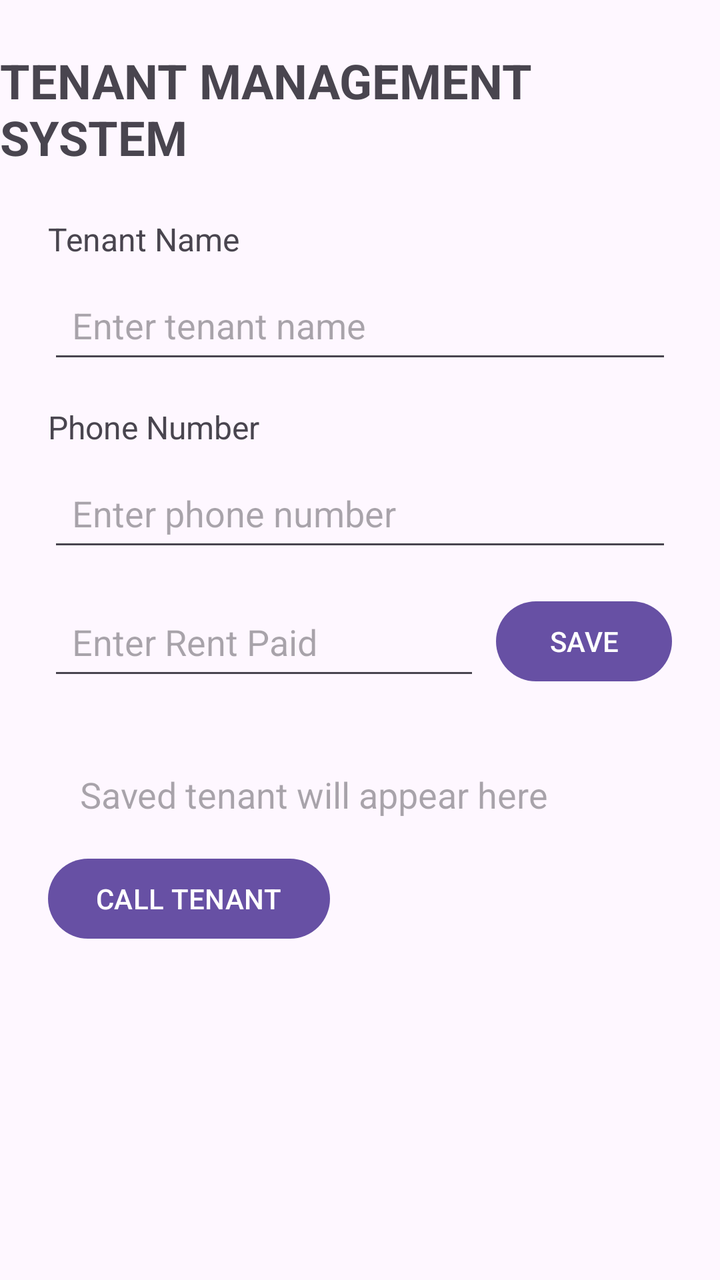
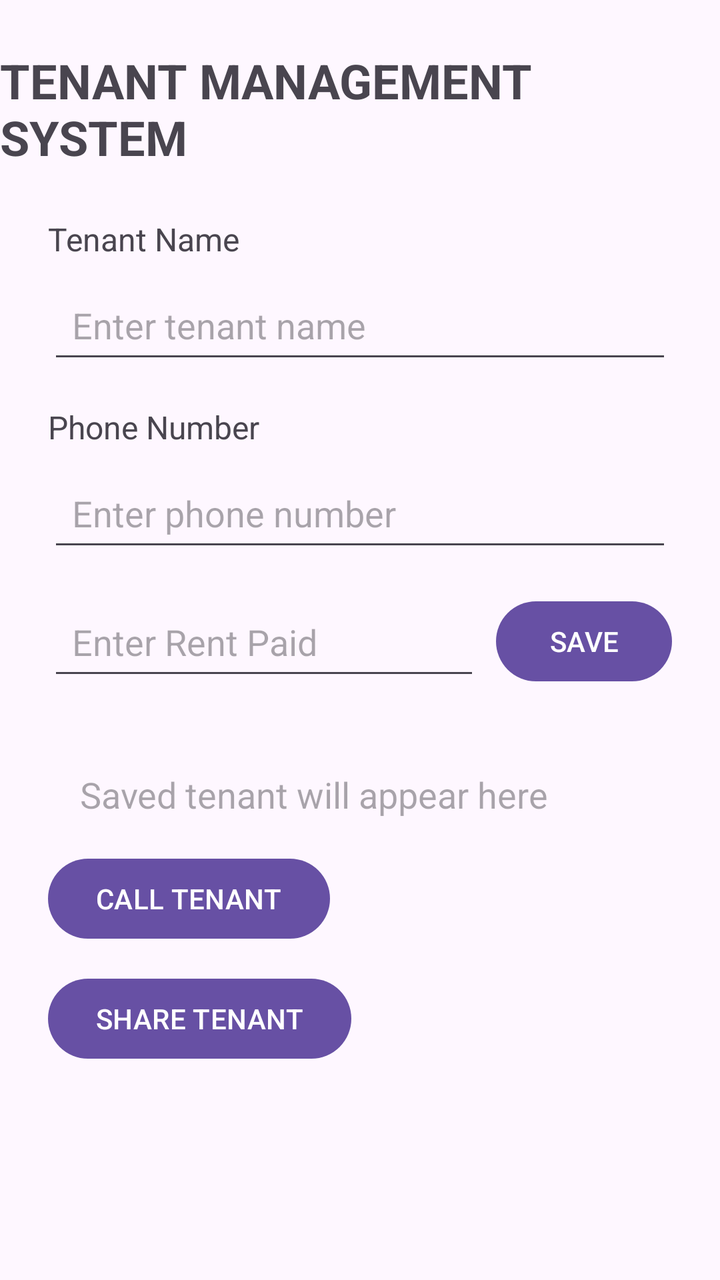

Before-and-after screenshots of an Android layout around one commit, followed by the original layout XML and the change that was made.
<!-- AndroidManifest.xml: application theme Theme.TenantManagementSystem -->
<!-- res/layout/activity_main.xml -->
<?xml version="1.0" encoding="utf-8"?>
<layout xmlns:android="http://schemas.android.com/apk/res/android"
    xmlns:app="http://schemas.android.com/apk/res-auto">

    <data>
        <variable
            name="tenant"
            type="com.example.tenantmanagementsystem.Tenant" />
    </data>

    <androidx.constraintlayout.widget.ConstraintLayout
        android:layout_width="match_parent"
        android:layout_height="match_parent">

        <TextView
            android:id="@+id/titleTextView"
            android:layout_width="wrap_content"
            android:layout_height="wrap_content"
            android:text="TENANT MANAGEMENT SYSTEM"
            android:textSize="24sp"
            android:textStyle="bold"
            android:layout_marginTop="24dp"
            app:layout_constraintTop_toTopOf="parent"
            app:layout_constraintStart_toStartOf="parent"
            app:layout_constraintEnd_toEndOf="parent" />

        <TextView
            android:id="@+id/tenantNameLabel"
            android:layout_width="wrap_content"
            android:layout_height="wrap_content"
            android:text="Tenant Name"
            android:textSize="16sp"
            android:layout_marginTop="24dp"
            android:layout_marginStart="24dp"
            app:layout_constraintTop_toBottomOf="@id/titleTextView"
            app:layout_constraintStart_toStartOf="parent" />

        <EditText
            android:id="@+id/tenantNameEditText"
            android:layout_width="0dp"
            android:layout_height="wrap_content"
            android:hint="Enter tenant name"
            android:minHeight="48dp"
            android:padding="12dp"
            android:layout_marginTop="8dp"
            android:layout_marginStart="24dp"
            android:layout_marginEnd="24dp"
            app:layout_constraintTop_toBottomOf="@id/tenantNameLabel"
            app:layout_constraintStart_toStartOf="parent"
            app:layout_constraintEnd_toEndOf="parent" />

        <TextView
            android:id="@+id/phoneLabel"
            android:layout_width="wrap_content"
            android:layout_height="wrap_content"
            android:text="Phone Number"
            android:textSize="16sp"
            android:layout_marginTop="16dp"
            android:layout_marginStart="24dp"
            app:layout_constraintTop_toBottomOf="@id/tenantNameEditText"
            app:layout_constraintStart_toStartOf="parent" />

        <EditText
            android:id="@+id/phoneEditText"
            android:layout_width="0dp"
            android:layout_height="wrap_content"
            android:hint="Enter phone number"
            android:inputType="phone"
            android:minHeight="48dp"
            android:padding="12dp"
            android:layout_marginTop="8dp"
            android:layout_marginStart="24dp"
            android:layout_marginEnd="24dp"
            app:layout_constraintTop_toBottomOf="@id/phoneLabel"
            app:layout_constraintStart_toStartOf="parent"
            app:layout_constraintEnd_toEndOf="parent" />

        <EditText
            android:id="@+id/rentEditText"
            android:layout_width="0dp"
            android:layout_height="wrap_content"
            android:hint="Enter Rent Paid"
            android:inputType="numberDecimal"
            android:minHeight="48dp"
            android:padding="12dp"
            android:layout_marginStart="24dp"
            android:layout_marginTop="16dp"
            android:layout_marginEnd="8dp"
            app:layout_constraintTop_toBottomOf="@id/phoneEditText"
            app:layout_constraintStart_toStartOf="parent"
            app:layout_constraintEnd_toStartOf="@id/saveButton" />

        <Button
            android:id="@+id/saveButton"
            android:layout_width="wrap_content"
            android:layout_height="wrap_content"
            android:text="SAVE"
            android:layout_marginEnd="24dp"
            app:layout_constraintTop_toTopOf="@id/rentEditText"
            app:layout_constraintEnd_toEndOf="parent" />

        <TextView
            android:id="@+id/tenantResultTextView"
            android:layout_width="0dp"
            android:layout_height="wrap_content"
            android:text="@{tenant.summary()}"
            android:hint="Saved tenant will appear here"
            android:textSize="18sp"
            android:padding="16dp"
            android:layout_margin="24dp"
            app:layout_constraintTop_toBottomOf="@id/rentEditText"
            app:layout_constraintStart_toStartOf="parent"
            app:layout_constraintEnd_toEndOf="parent" />
        <Button
            android:id="@+id/callButton"
            android:layout_width="wrap_content"
            android:layout_height="wrap_content"
            android:text="CALL TENANT"
            android:layout_marginStart="24dp"
            app:layout_constraintTop_toBottomOf="@id/tenantResultTextView"
            app:layout_constraintStart_toStartOf="parent" />
    </androidx.constraintlayout.widget.ConstraintLayout>
</layout>
<!-- resources referenced by this layout -->
<resources>
  <style name="Theme.TenantManagementSystem" parent="Base.Theme.TenantManagementSystem" />
  <style name="Base.Theme.TenantManagementSystem" parent="Theme.Material3.DayNight.NoActionBar">
          
          
      </style>
</resources>

<!-- the commit's change to res/layout/activity_main.xml (unified diff, before → after) -->
@@ -119,5 +119,15 @@
             android:layout_marginStart="24dp"
             app:layout_constraintTop_toBottomOf="@id/tenantResultTextView"
             app:layout_constraintStart_toStartOf="parent" />
+
+        <Button
+            android:id="@+id/shareButton"
+            android:layout_width="wrap_content"
+            android:layout_height="wrap_content"
+            android:text="SHARE TENANT"
+            android:layout_marginStart="24dp"
+            android:layout_marginTop="12dp"
+            app:layout_constraintTop_toBottomOf="@id/callButton"
+            app:layout_constraintStart_toStartOf="parent" />
     </androidx.constraintlayout.widget.ConstraintLayout>
 </layout>
